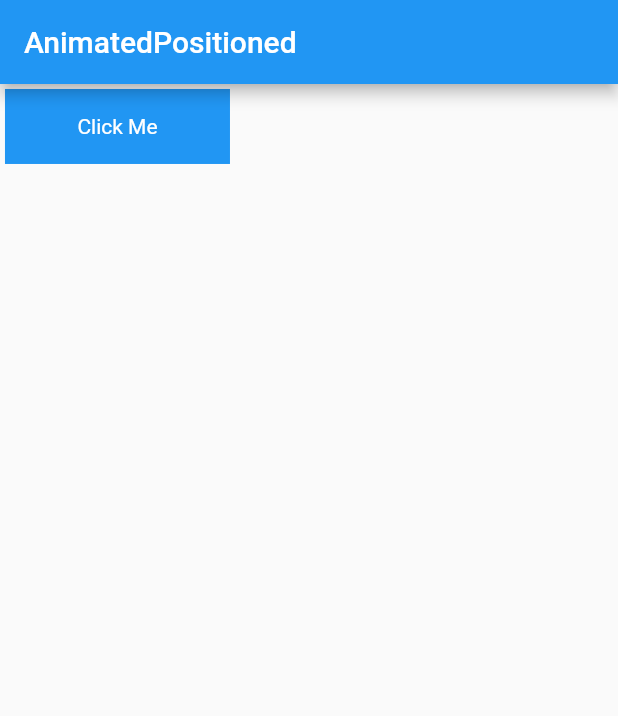
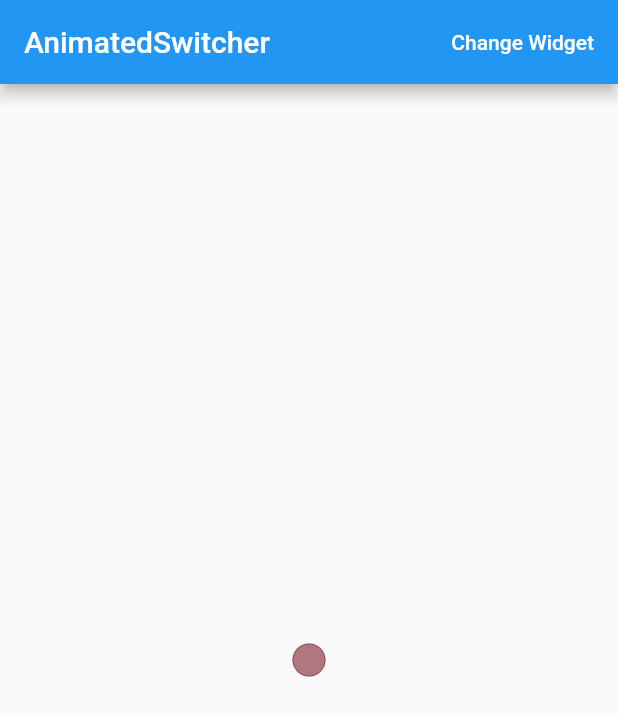
Before and after one commit to fenturechance/flutterPractice2021, a Flutter app: the screen it shows after launch, on a phone screen of 412 x 824 dp. Shown: the top 716 px of the screen. Run offline on Flutter 3.47's test engine with Material 2 defaults, Android fonts, the phone set to English and light mode, and no system bars.

Commit message:
BoxDecoration / nextDouble / MaterialButton / AnimatedSwitcher / ScaleTransition / transitionBuilder

```diff
--- a/lib/main.dart
+++ b/lib/main.dart
@@ -7,6 +7,21 @@ void main() {
   ));
 }
 
+Color generateColor() => Color(0xFFFFFFFF & Random().nextInt(0xFFFFFFFF));
+
+Widget generateContainer(int keyCount) => Container(
+      key: ValueKey<int>(keyCount),
+      height: Random().nextDouble() * 200,
+      width: Random().nextDouble() * 200,
+      decoration: BoxDecoration(
+        color: generateColor(),
+        borderRadius: BorderRadius.circular(Random().nextDouble() * 100),
+        border: Border.all(
+          color: generateColor(),
+          width: Random().nextDouble() * 5,
+        ),
+      ),
+    );
 class HomePage extends StatefulWidget {
   const HomePage({Key? key}) : super(key: key);
 
@@ -16,65 +31,46 @@ class HomePage extends StatefulWidget {
 
 class _HomePageState extends State<HomePage> {
 
-  late double topPosition;
-  late double leftPosition;
-
-  double generateTopPosition(double top) => Random().nextDouble() * top;
-
-  double generateLeftPosition(double left) => Random().nextDouble() * left;
+  late Widget container;
+  late int keyCount;
 
   @override
   void initState() {
     super.initState();
-    topPosition = generateTopPosition(30);
-    leftPosition = generateLeftPosition(30);
-  }
-
-  void changePosition(double top, double left) {
-    setState(() {
-      topPosition = generateTopPosition(top);
-      leftPosition = generateLeftPosition(left);
-    });
+    keyCount = 0;
+    container = generateContainer(keyCount);
   }
 
 
   @override
   Widget build(BuildContext context) {
-    final size = MediaQuery.of(context).size;
-    final appBar = AppBar(title: const Text('AnimatedPositioned'));
-    final topPadding = MediaQuery.of(context).padding.top;
     return Scaffold(
-      appBar: appBar,
-      body: SizedBox(
-        height: size.height,
-        width: size.width,
-        child: Stack(
-          children: [
-            AnimatedPositioned(
-              top: topPosition,
-              left: leftPosition,
-              duration: const Duration(seconds: 1),
-              child: InkWell(
-                onTap: () => changePosition(
-                    size.height -
-                        (appBar.preferredSize.height + topPadding + 50),
-                    size.width - 150),
-                child: Container(
-                  alignment: Alignment.center,
-                  width: 150,
-                  height: 50,
-                  child: Text(
-                    'Click Me',
-                    style: TextStyle(
-                      color:
-                          Theme.of(context).buttonTheme.colorScheme!.onPrimary,
-                    ),
-                  ),
-                  color: Theme.of(context).primaryColor,
-                ),
-              ),
+      appBar: AppBar(
+        title: const Text('AnimatedSwitcher'),
+        actions: [
+          MaterialButton(
+            onPressed: () => setState(
+              () => container = generateContainer(++keyCount),
             ),
-          ],
+            child: Text(
+              'Change Widget',
+              style: TextStyle(
+                  color: Theme.of(context).buttonTheme.colorScheme!.onPrimary),
+            ),
+          ),
+        ],
+      ),
+      body: Center(
+        // AnimatedSwitcher Widget is used to switch between different widgets
+        // with a given transition. You can change the transitions by using
+        // transitionBuilder property.
+        child: AnimatedSwitcher(
+          duration: const Duration(seconds: 1),
+          child: container,
+          transitionBuilder: (child, animation) => ScaleTransition(
+            child: child,
+            scale: animation,
+          ),
         ),
       ),
     );
```
